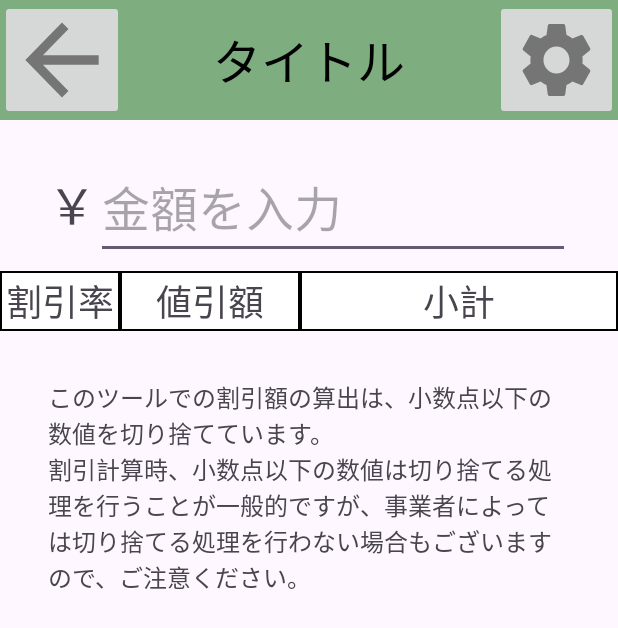
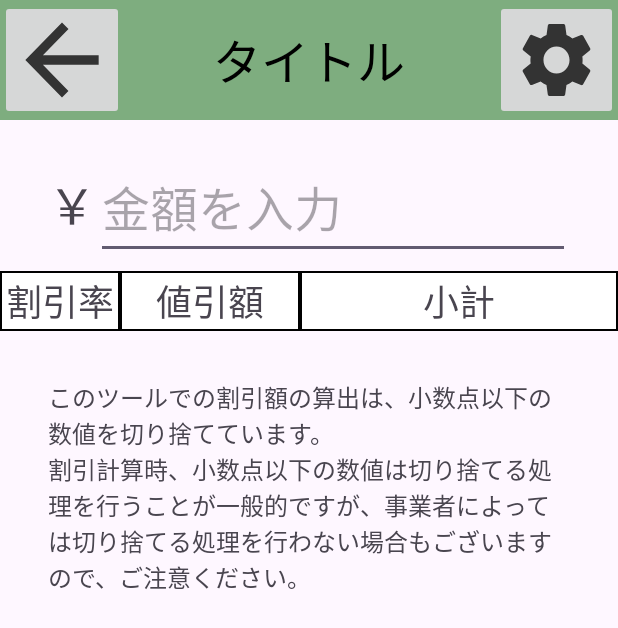
Before and after one commit to shori0429/DiscountCalc, an Android app: the screen it shows after launch (MainActivity), on a phone screen of 412 x 824 dp. Shown: the top 628 px of the screen. Run offline under Robolectric (Android 15) with nearby library versions, the phone set to English and light mode, and no system bars; our stand-ins replace Room's generated code; 2 statements that could not run were skipped.

Commit message:
ツールバーのアイコンをシーンチェンジと合わせて変更するように 【実装】
【修正】
・action_back_image.xml
・home_image.xml
・setting_image.xml
透明度の記述を削除。使用する側で書いたほうが良いと判断したため。

```diff
--- a/app/src/main/res/drawable-anydpi/action_back_image.xml
+++ b/app/src/main/res/drawable-anydpi/action_back_image.xml
@@ -4,7 +4,6 @@
     android:viewportWidth="24"
     android:viewportHeight="24"
     android:tint="#333333"
-    android:alpha="0.6"
     android:autoMirrored="true">
   <group android:scaleX="1.25"
       android:scaleY="1.25"
--- a/app/src/main/res/drawable-anydpi/setting_image.xml
+++ b/app/src/main/res/drawable-anydpi/setting_image.xml
@@ -3,8 +3,7 @@
     android:height="24dp"
     android:viewportWidth="24"
     android:viewportHeight="24"
-    android:tint="#333333"
-    android:alpha="0.6">
+    android:tint="#333333">
   <path
       android:fillColor="@android:color/white"
       android:pathData="M19.14,12.94c0.04,-0.3 0.06,-0.61 0.06,-0.94c0,-0.32 -0.02,-0.64 -0.07,-0.94l2.03,-1.58c0.18,-0.14 0.23,-0.41 0.12,-0.61l-1.92,-3.32c-0.12,-0.22 -0.37,-0.29 -0.59,-0.22l-2.39,0.96c-0.5,-0.38 -1.03,-0.7 -1.62,-0.94L14.4,2.81c-0.04,-0.24 -0.24,-0.41 -0.48,-0.41h-3.84c-0.24,0 -0.43,0.17 -0.47,0.41L9.25,5.35C8.66,5.59 8.12,5.92 7.63,6.29L5.24,5.33c-0.22,-0.08 -0.47,0 -0.59,0.22L2.74,8.87C2.62,9.08 2.66,9.34 2.86,9.48l2.03,1.58C4.84,11.36 4.8,11.69 4.8,12s0.02,0.64 0.07,0.94l-2.03,1.58c-0.18,0.14 -0.23,0.41 -0.12,0.61l1.92,3.32c0.12,0.22 0.37,0.29 0.59,0.22l2.39,-0.96c0.5,0.38 1.03,0.7 1.62,0.94l0.36,2.54c0.05,0.24 0.24,0.41 0.48,0.41h3.84c0.24,0 0.44,-0.17 0.47,-0.41l0.36,-2.54c0.59,-0.24 1.13,-0.56 1.62,-0.94l2.39,0.96c0.22,0.08 0.47,0 0.59,-0.22l1.92,-3.32c0.12,-0.22 0.07,-0.47 -0.12,-0.61L19.14,12.94zM12,15.6c-1.98,0 -3.6,-1.62 -3.6,-3.6s1.62,-3.6 3.6,-3.6s3.6,1.62 3.6,3.6S13.98,15.6 12,15.6z"/>
--- a/app/src/main/res/drawable/home_image.xml
+++ b/app/src/main/res/drawable/home_image.xml
@@ -1,7 +1,6 @@
 <vector android:height="24dp" android:viewportHeight="48"
     android:viewportWidth="48" android:width="24dp" xmlns:android="http://schemas.android.com/apk/res/android"
-    android:tint="#333333"
-    android:alpha="0.6">
+    android:tint="#333333">
     <path android:fillColor="#00000000"
         android:pathData="M4,23l20,-17l20,17" android:strokeColor="#000"
         android:strokeLineCap="round" android:strokeLineJoin="round" android:strokeWidth="4"/>
```
